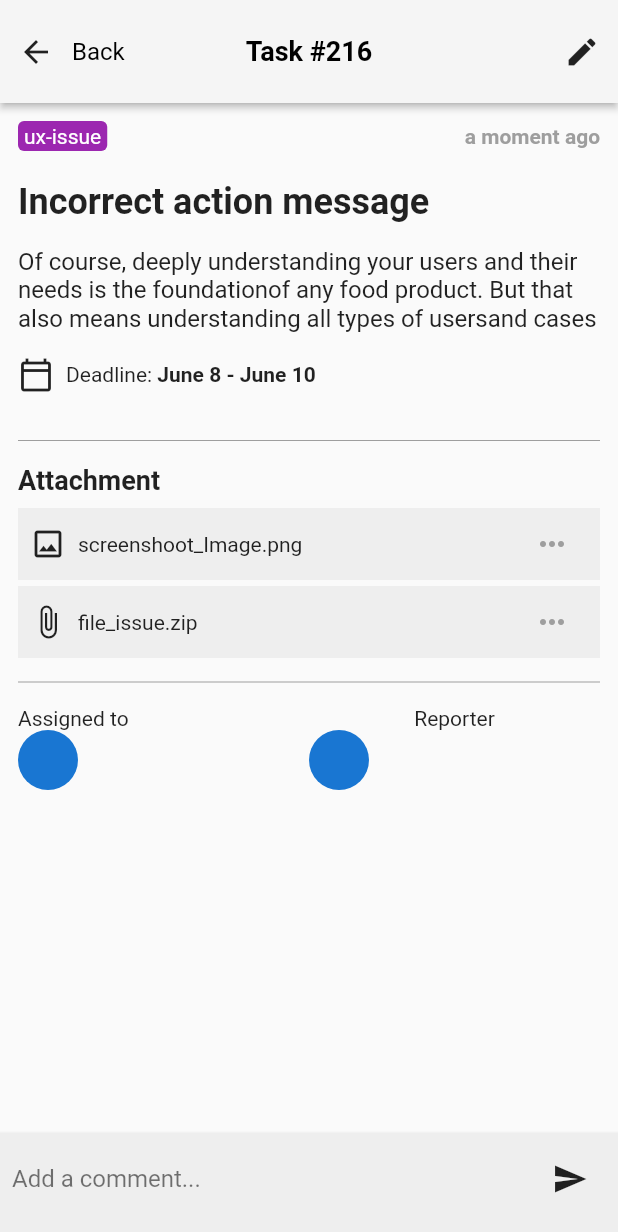
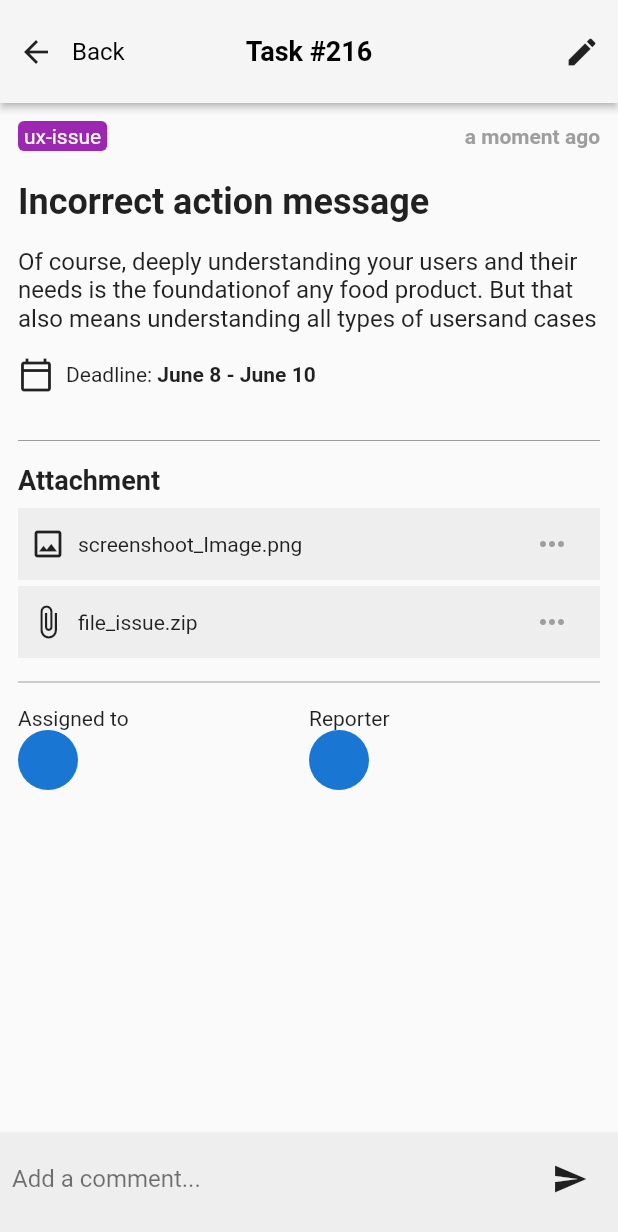
Before and after one commit to JAICHANGPARK/flutter_notebook_13th_story, a Flutter app: the screen it shows after launch, after a tap on an icon or button, on a phone screen of 412 x 824 dp. Shown: the top 1232 px of the screen. Run offline on Flutter 3.47's test engine with Material 2 defaults, Android fonts, the light colour scheme and no system bars; our stand-ins replace get, timeago.

Commit message:
Update task_edit_page.dart

```diff
--- a/lib/ep813_task_manager_app/ui/task_edit_page.dart
+++ b/lib/ep813_task_manager_app/ui/task_edit_page.dart
@@ -196,6 +196,7 @@ class _TaskEditPageState extends State<TaskEditPage> {
                             ],
                           )),
                           Expanded(child: Column(
+                            crossAxisAlignment: CrossAxisAlignment.start,
                             children: [
                               Text("Reporter"),
                               Row(
```
